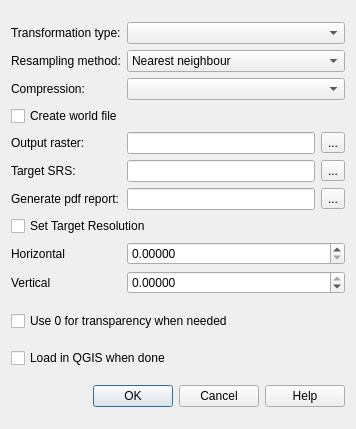
Old version of the form qgis/src/plugins/georeferencer/qgstransformsettingsdialogbase.ui in the repository sourcepole/qgis.
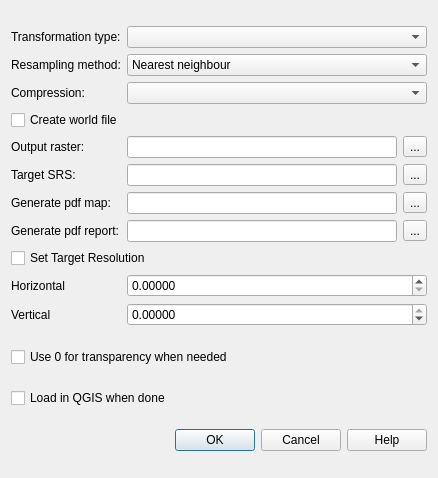
New version of the form. Custom widgets are drawn as their Qt base class.

```diff
--- a/qgis/src/plugins/georeferencer/qgstransformsettingsdialogbase.ui
+++ b/qgis/src/plugins/georeferencer/qgstransformsettingsdialogbase.ui
@@ -6,8 +6,8 @@
    <rect>
     <x>0</x>
     <y>0</y>
-    <width>356</width>
-    <height>429</height>
+    <width>438</width>
+    <height>478</height>
    </rect>
   </property>
   <property name="windowTitle">
@@ -137,14 +137,14 @@
        </item>
       </layout>
      </item>
-     <item row="6" column="0">
+     <item row="7" column="0">
       <widget class="QLabel" name="label_6">
        <property name="text">
         <string>Generate pdf report:</string>
        </property>
       </widget>
      </item>
-     <item row="6" column="1">
+     <item row="7" column="1">
       <layout class="QHBoxLayout" name="horizontalLayout_3">
        <item>
         <widget class="QLineEdit" name="mReportFileLineEdit"/>
@@ -158,21 +158,21 @@
        </item>
       </layout>
      </item>
-     <item row="7" column="0" colspan="2">
+     <item row="8" column="0" colspan="2">
       <widget class="QCheckBox" name="cbxUserResolution">
        <property name="text">
         <string>Set Target Resolution</string>
        </property>
       </widget>
      </item>
-     <item row="8" column="0">
+     <item row="9" column="0">
       <widget class="QLabel" name="label_4">
        <property name="text">
         <string>Horizontal</string>
        </property>
       </widget>
      </item>
-     <item row="8" column="1">
+     <item row="9" column="1">
       <widget class="QgsValidatedDoubleSpinBox" name="dsbHorizRes">
        <property name="decimals">
         <number>5</number>
@@ -185,14 +185,14 @@
        </property>
       </widget>
      </item>
-     <item row="9" column="0">
+     <item row="10" column="0">
       <widget class="QLabel" name="label_5">
        <property name="text">
         <string>Vertical</string>
        </property>
       </widget>
      </item>
-     <item row="9" column="1">
+     <item row="10" column="1">
       <widget class="QgsValidatedDoubleSpinBox" name="dsbVerticalRes">
        <property name="sizePolicy">
         <sizepolicy hsizetype="Minimum" vsizetype="Fixed">
@@ -221,6 +221,27 @@
        </property>
       </widget>
      </item>
+     <item row="6" column="0">
+      <widget class="QLabel" name="label_7">
+       <property name="text">
+        <string>Generate pdf map:</string>
+       </property>
+      </widget>
+     </item>
+     <item row="6" column="1">
+      <layout class="QHBoxLayout" name="horizontalLayout_4">
+       <item>
+        <widget class="QLineEdit" name="mMapFileLineEdit"/>
+       </item>
+       <item>
+        <widget class="QToolButton" name="tbnMapFile">
+         <property name="text">
+          <string>...</string>
+         </property>
+        </widget>
+       </item>
+      </layout>
+     </item>
     </layout>
    </item>
    <item row="1" column="0">
```
